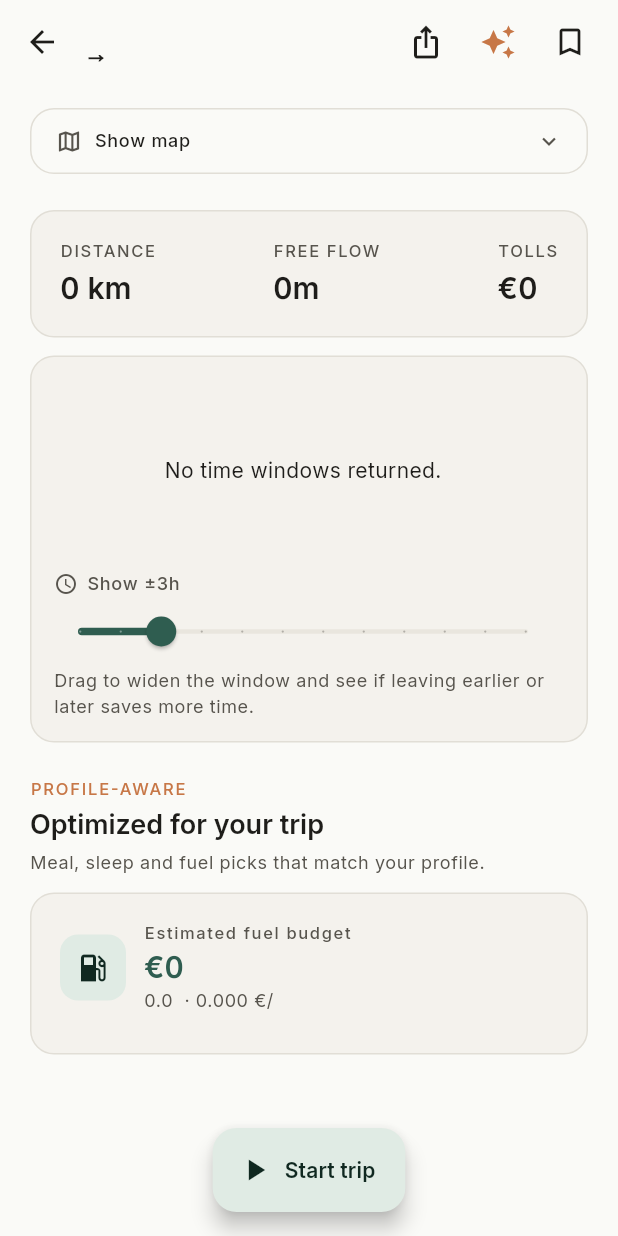
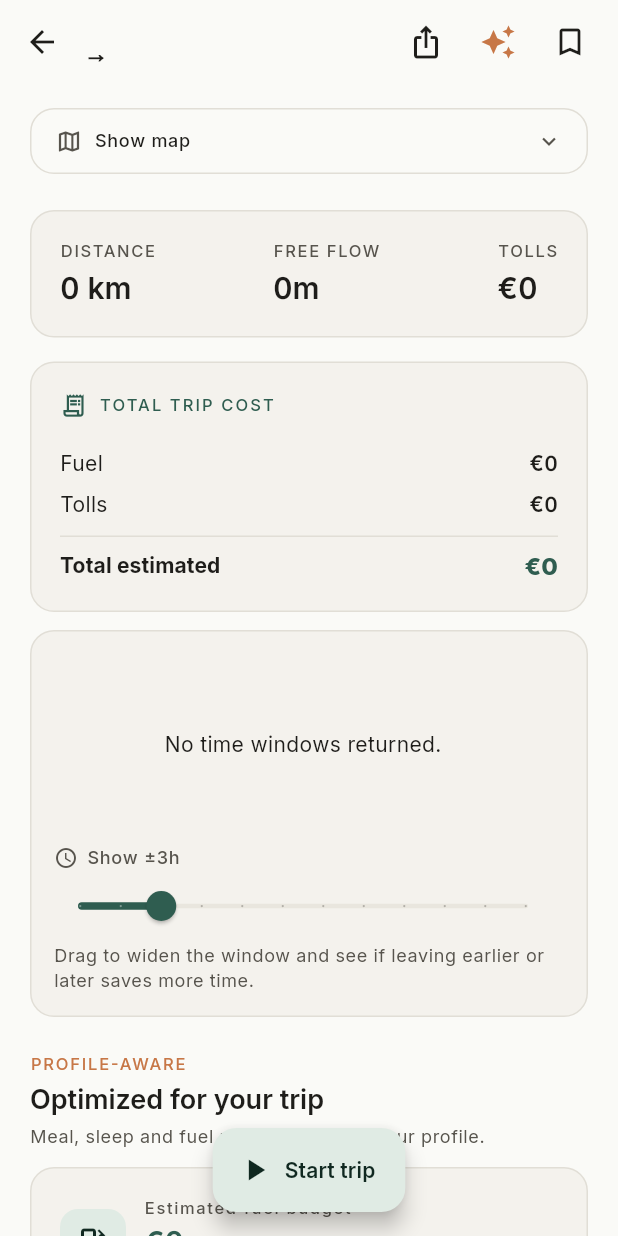
Before and after one commit to jjgonzalez5000-sys/mytravelpal-web, a Flutter app: the ResultScreen screen opened directly with empty values, after a tap on the "keyboard arrow up" icon, on a phone screen of 412 x 824 dp. Run offline on Flutter 3.47's test engine with Material 3 defaults, Android fonts, the phone set to English and light mode, and no system bars; drawn by our look-alikes of flutter_animate; our stand-ins replace app_links, flutter_local_notifications, flutter_map, flutter_riverpod, flutter_tts, geolocator and 10 more; missing offline and left inert: flutter_facebook_auth, flutter_foreground_task, tutorial_coach_mark; accounts and stored records are empty; statements that could not run were skipped.

Commit message:
feat: add Sentry crash reporting, total trip cost card, and affiliate tracking
Sentry:
- Re-add sentry_flutter ^9.0.0 (Kotlin 2.4 compatible).
- Mobile: SentryFlutter.init wraps app runner when SENTRY_DSN set.
- Backend: DSN as Fly secret (code already wired).

Total trip cost card:
- Fuel + tolls + meals + hotel breakdown with bold total.
- Toll skip savings subtracted in real time.
- i18n in 5 languages.

Affiliate:
- Booking.com aid= on hotel links.
- TheFork ref=mytravelpal on search links.

```diff
--- a/mobile/lib/l10n/app_de.arb
+++ b/mobile/lib/l10n/app_de.arb
@@ -579,6 +579,12 @@
     "tollSkipSelectAll": "Alle auswählen",
     "mapShowLabel": "Karte anzeigen",
     "mapHideLabel": "Karte ausblenden",
+    "tripCostTitle": "GESAMTKOSTEN DER REISE",
+    "tripCostFuel": "Kraftstoff",
+    "tripCostTolls": "Maut",
+    "tripCostMeals": "Mahlzeiten",
+    "tripCostHotel": "Hotel",
+    "tripCostTotal": "Geschätzte Gesamtkosten",
     "tutorialSkip": "Überspringen",
     "tutorialOriginTitle": "Wo starten Sie?",
     "tutorialOriginBody": "Tippen Sie hier, um eine Stadt zu suchen, oder verwenden Sie die Standort-Taste, um von Ihrer Position zu starten.",
--- a/mobile/lib/l10n/app_en.arb
+++ b/mobile/lib/l10n/app_en.arb
@@ -579,6 +579,12 @@
     "tollSkipSelectAll": "Select all",
     "mapShowLabel": "Show map",
     "mapHideLabel": "Hide map",
+    "tripCostTitle": "TOTAL TRIP COST",
+    "tripCostFuel": "Fuel",
+    "tripCostTolls": "Tolls",
+    "tripCostMeals": "Meals",
+    "tripCostHotel": "Hotel",
+    "tripCostTotal": "Total estimated",
     "tutorialSkip": "Skip",
     "tutorialOriginTitle": "Where are you starting?",
     "tutorialOriginBody": "Tap here to search for a city or use the location button to start from your current position.",
--- a/mobile/lib/l10n/app_es.arb
+++ b/mobile/lib/l10n/app_es.arb
@@ -579,6 +579,12 @@
     "tollSkipSelectAll": "Seleccionar todos",
     "mapShowLabel": "Mostrar mapa",
     "mapHideLabel": "Ocultar mapa",
+    "tripCostTitle": "COSTE TOTAL DEL VIAJE",
+    "tripCostFuel": "Combustible",
+    "tripCostTolls": "Peajes",
+    "tripCostMeals": "Comidas",
+    "tripCostHotel": "Hotel",
+    "tripCostTotal": "Total estimado",
     "tutorialSkip": "Saltar",
     "tutorialOriginTitle": "¿Desde dónde sales?",
     "tutorialOriginBody": "Toca aquí para buscar una ciudad o usa el botón de ubicación para salir desde donde estás.",
--- a/mobile/lib/l10n/app_fr.arb
+++ b/mobile/lib/l10n/app_fr.arb
@@ -579,6 +579,12 @@
     "tollSkipSelectAll": "Tout sélectionner",
     "mapShowLabel": "Afficher la carte",
     "mapHideLabel": "Masquer la carte",
+    "tripCostTitle": "COÛT TOTAL DU VOYAGE",
+    "tripCostFuel": "Carburant",
+    "tripCostTolls": "Péages",
+    "tripCostMeals": "Repas",
+    "tripCostHotel": "Hôtel",
+    "tripCostTotal": "Total estimé",
     "tutorialSkip": "Passer",
     "tutorialOriginTitle": "D'où partez-vous ?",
     "tutorialOriginBody": "Touchez ici pour chercher une ville ou utilisez le bouton de localisation pour partir de votre position actuelle.",
--- a/mobile/lib/l10n/app_it.arb
+++ b/mobile/lib/l10n/app_it.arb
@@ -579,6 +579,12 @@
     "tollSkipSelectAll": "Seleziona tutto",
     "mapShowLabel": "Mostra mappa",
     "mapHideLabel": "Nascondi mappa",
+    "tripCostTitle": "COSTO TOTALE DEL VIAGGIO",
+    "tripCostFuel": "Carburante",
+    "tripCostTolls": "Pedaggi",
+    "tripCostMeals": "Pasti",
+    "tripCostHotel": "Hotel",
+    "tripCostTotal": "Totale stimato",
     "tutorialSkip": "Salta",
     "tutorialOriginTitle": "Da dove parti?",
     "tutorialOriginBody": "Tocca qui per cercare una città o usa il pulsante di posizione per partire da dove sei.",
--- a/mobile/lib/l10n/app_localizations.dart
+++ b/mobile/lib/l10n/app_localizations.dart
@@ -2962,6 +2962,42 @@ abstract class AppLocalizations {
   /// **'Hide map'**
   String get mapHideLabel;
 
+  /// No description provided for @tripCostTitle.
+  ///
+  /// In en, this message translates to:
+  /// **'TOTAL TRIP COST'**
+  String get tripCostTitle;
+
+  /// No description provided for @tripCostFuel.
+  ///
+  /// In en, this message translates to:
+  /// **'Fuel'**
+  String get tripCostFuel;
+
+  /// No description provided for @tripCostTolls.
+  ///
+  /// In en, this message translates to:
+  /// **'Tolls'**
+  String get tripCostTolls;
+
+  /// No description provided for @tripCostMeals.
+  ///
+  /// In en, this message translates to:
+  /// **'Meals'**
+  String get tripCostMeals;
+
+  /// No description provided for @tripCostHotel.
+  ///
+  /// In en, this message translates to:
+  /// **'Hotel'**
+  String get tripCostHotel;
+
+  /// No description provided for @tripCostTotal.
+  ///
+  /// In en, this message translates to:
+  /// **'Total estimated'**
+  String get tripCostTotal;
+
   /// No description provided for @tutorialSkip.
   ///
   /// In en, this message translates to:
--- a/mobile/lib/l10n/app_localizations_en.dart
+++ b/mobile/lib/l10n/app_localizations_en.dart
@@ -1603,6 +1603,24 @@ class AppLocalizationsEn extends AppLocalizations {
   String get mapHideLabel => 'Hide map';
 
   @override
+  String get tripCostTitle => 'TOTAL TRIP COST';
+
+  @override
+  String get tripCostFuel => 'Fuel';
+
+  @override
+  String get tripCostTolls => 'Tolls';
+
+  @override
+  String get tripCostMeals => 'Meals';
+
+  @override
+  String get tripCostHotel => 'Hotel';
+
+  @override
+  String get tripCostTotal => 'Total estimated';
+
+  @override
   String get tutorialSkip => 'Skip';
 
   @override
--- a/mobile/lib/screens/result_screen.dart
+++ b/mobile/lib/screens/result_screen.dart
@@ -823,6 +823,19 @@ class _ResultScreenState extends ConsumerState<ResultScreen> {
           ),
         ),
       ),
+      // Total trip cost breakdown — the answer to "how much will
+      // this trip actually cost me?" Shows fuel + tolls + meals +
+      // hotel in one glanceable card.
+      if (widget.response.optimizations != null) ...[
+        const SizedBox(height: Tokens.space16),
+        _TotalTripCostCard(
+          fuelCostEur: widget.response.optimizations!.fuelCost.totalCostEur,
+          tollCostEur: route.tollCostEur,
+          mealStops: widget.response.optimizations!.mealStops,
+          sleepStop: widget.response.optimizations!.sleepStop,
+          tollSkipSavingsEur: _tollSkipSavingsEur,
+        ),
+      ],
       // Departure section: recommendation hero + time window chart
       // merged into one visual block. The user sees "best time to
       // leave" + the chart rows they can tap to replan, all in one
@@ -1579,6 +1592,119 @@ class _RouteVariantRow extends StatelessWidget {
   }
 
   String _hhmm(double minutes) => durationCompact(minutes);
+}
+
+class _TotalTripCostCard extends StatelessWidget {
+  const _TotalTripCostCard({
+    required this.fuelCostEur,
+    required this.tollCostEur,
+    required this.mealStops,
+    this.sleepStop,
+    this.tollSkipSavingsEur = 0,
+  });
+  final double fuelCostEur;
+  final double tollCostEur;
+  final List<MealStopOpt> mealStops;
+  final SleepStopOpt? sleepStop;
+  final double tollSkipSavingsEur;
+
+  @override
+  Widget build(BuildContext context) {
+    final scheme = Theme.of(context).colorScheme;
+    final t = Theme.of(context).textTheme;
+    final l = AppLocalizations.of(context);
+
+    final mealsCost = mealStops.fold<double>(
+      0.0, (sum, m) => sum + (m.restaurantPriceEurPerMeal ?? 15.0),
+    );
+    final hotelCost = sleepStop?.hotelPriceEurPerNight ?? 0.0;
+    final effectiveTolls = (tollCostEur - tollSkipSavingsEur).clamp(0.0, tollCostEur);
+    final total = fuelCostEur + effectiveTolls + mealsCost + hotelCost;
+
+    return SoftCard(
+      padding: const EdgeInsets.all(Tokens.space20),
+      child: Column(
+        crossAxisAlignment: CrossAxisAlignment.start,
+        children: [
+          Row(
+            children: [
+              Icon(Icons.receipt_long_outlined, size: 18,
+                  color: scheme.primary),
+              const SizedBox(width: Tokens.space8),
+              Text(
+                l.tripCostTitle,
+                style: t.labelSmall?.copyWith(
+                  color: scheme.primary,
+                  letterSpacing: 1.4,
+                ),
+              ),
+            ],
+          ),
+          const SizedBox(height: Tokens.space16),
+          _CostRow(label: l.tripCostFuel,
+              value: fuelCostEur, scheme: scheme, t: t),
+          _CostRow(label: l.tripCostTolls,
+              value: effectiveTolls, scheme: scheme, t: t),
+          if (mealsCost > 0)
+            _CostRow(label: '${l.tripCostMeals} (×${mealStops.length})',
+                value: mealsCost, scheme: scheme, t: t),
+          if (hotelCost > 0)
+            _CostRow(label: l.tripCostHotel,
+                value: hotelCost, scheme: scheme, t: t),
+          const SizedBox(height: Tokens.space8),
+          Divider(color: scheme.outlineVariant),
+          const SizedBox(height: Tokens.space8),
+          Row(
+            mainAxisAlignment: MainAxisAlignment.spaceBetween,
+            children: [
+              Text(l.tripCostTotal,
+                  style: t.titleSmall?.copyWith(fontWeight: FontWeight.w700)),
+              Text(
+                '€${total.toStringAsFixed(0)}',
+                style: t.titleMedium?.copyWith(
+                  fontWeight: FontWeight.w800,
+                  color: scheme.primary,
+                ),
+              ),
+            ],
+          ),
+        ],
+      ),
+    );
+  }
+}
+
+class _CostRow extends StatelessWidget {
+  const _CostRow({
+    required this.label,
+    required this.value,
+    required this.scheme,
+    required this.t,
+  });
+  final String label;
+  final double value;
+  final ColorScheme scheme;
+  final TextTheme t;
+
+  @override
+  Widget build(BuildContext context) {
+    return Padding(
+      padding: const EdgeInsets.symmetric(vertical: 3),
+      child: Row(
+        mainAxisAlignment: MainAxisAlignment.spaceBetween,
+        children: [
+          Text(label, style: t.bodyMedium),
+          Text(
+            '€${value.toStringAsFixed(0)}',
+            style: t.bodyMedium?.copyWith(
+              fontWeight: FontWeight.w600,
+              fontFeatures: const [FontFeature.tabularFigures()],
+            ),
+          ),
+        ],
+      ),
+    );
+  }
 }
 
 class _SavingsSummaryCard extends StatelessWidget {
--- a/mobile/pubspec.yaml
+++ b/mobile/pubspec.yaml
@@ -24,6 +24,7 @@ dependencies:
   google_fonts: ^6.2.1
   flutter_animate: ^4.5.0
   tutorial_coach_mark: ^1.2.11
+  sentry_flutter: ^9.0.0
   flutter_tts: ^4.2.0
   share_plus: ^10.1.4
   google_sign_in: ^6.2.2
```
Also changed, not shown: mobile/lib/l10n/app_localizations_de.dart (+18 -0 lines), mobile/lib/l10n/app_localizations_es.dart (+18 -0 lines), mobile/lib/l10n/app_localizations_fr.dart (+18 -0 lines), mobile/lib/l10n/app_localizations_it.dart (+18 -0 lines), mobile/lib/main.dart (+20 -14 lines), mobile/pubspec.lock.
